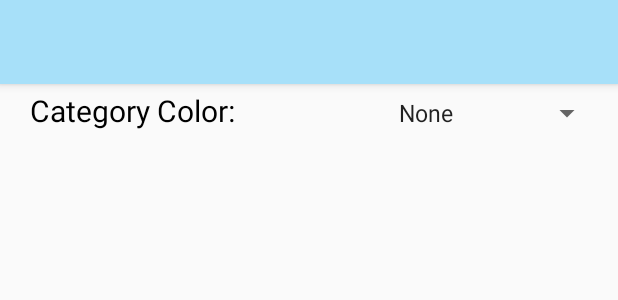
After one commit to jguertl/SWWM, an Android app: the layout activity_setting.xml on its own in the app's theme, with its tools: preview values and no code run, on a phone screen of 412 x 824 dp. The commit adds this screen. Shown: the top 300 px of the screen. Run offline under Robolectric (Android 15) with nearby library versions, the phone set to English and light mode, and no system bars.

Commit message:
[GO, JG] update settings

```diff
--- a/app/build.gradle
+++ b/app/build.gradle
@@ -39,5 +39,6 @@ dependencies {
     compile 'com.android.support.constraint:constraint-layout:1.0.2'
     compile 'com.android.support:design:25.3.1'
     compile 'com.android.support:support-vector-drawable:25.3.1'
+    compile 'com.android.support:support-v4:25.3.1'
     testCompile 'junit:junit:4.12'
 }
--- a/app/src/main/java/at/sw2017/todo4u/CategoryListActivity.java
+++ b/app/src/main/java/at/sw2017/todo4u/CategoryListActivity.java
@@ -2,6 +2,7 @@ package at.sw2017.todo4u;
 
 import android.content.Intent;
 import android.os.Bundle;
+import android.provider.Contacts;
 import android.support.v7.app.AppCompatActivity;
 import android.support.v7.widget.SearchView;
 import android.support.v7.widget.Toolbar;
@@ -75,6 +76,9 @@ public class CategoryListActivity extends AppCompatActivity implements SearchVie
             startActivity(homeIntent);
         } else if (id == R.id.bt_search_category) {
             return true;
+        } else if (id == R.id.bt_settings) {
+            Intent homeIntent = new Intent(CategoryListActivity.this, SettingActivity.class);
+            startActivity(homeIntent);
         }
 
         return super.onOptionsItemSelected(item);
--- /dev/null
+++ b/app/src/main/res/layout/activity_setting.xml
@@ -0,0 +1,67 @@
+<?xml version="1.0" encoding="utf-8"?>
+<android.support.design.widget.CoordinatorLayout xmlns:android="http://schemas.android.com/apk/res/android"
+    xmlns:app="http://schemas.android.com/apk/res-auto"
+    xmlns:tools="http://schemas.android.com/tools"
+    android:layout_width="match_parent"
+    android:layout_height="match_parent">
+
+    <android.support.design.widget.AppBarLayout
+        android:layout_width="match_parent"
+        android:layout_height="wrap_content"
+        android:theme="@style/AppTheme.AppBarOverlay">
+
+        <android.support.v7.widget.Toolbar
+            android:id="@+id/toolbar"
+            android:layout_width="match_parent"
+            android:layout_height="?attr/actionBarSize"
+            android:background="?attr/colorPrimary"
+            app:popupTheme="@style/AppTheme.PopupOverlay" />
+
+    </android.support.design.widget.AppBarLayout>
+
+    <TableLayout
+        android:layout_width="match_parent"
+        android:layout_height="match_parent"
+        android:paddingLeft="20dp"
+        android:paddingRight="10dp"
+        android:paddingTop="60dp"
+        tools:layout_editor_absoluteX="8dp"
+        tools:layout_editor_absoluteY="8dp">
+
+        <TableRow
+            android:layout_width="match_parent"
+            android:layout_height="match_parent" >
+
+            <TextView
+                android:id="@+id/textView"
+                android:layout_width="wrap_content"
+                android:layout_height="wrap_content"
+                android:text="Category Color: "
+                android:textColor="@android:color/black"
+                android:textSize="20sp"
+                android:layout_weight="7"/>
+
+            <Spinner
+                android:id="@+id/spinner"
+                android:layout_width="match_parent"
+                android:layout_height="wrap_content"
+                android:layout_weight="3"
+                android:entries="@array/colors_array"
+                android:prompt="@string/color_prompt"
+                android:textSize="20sp" />
+        </TableRow>
+
+        <TableRow
+            android:layout_width="match_parent"
+            android:layout_height="match_parent">
+
+            <TextView
+                android:id="@+id/textView9"
+                android:layout_width="wrap_content"
+                android:layout_height="wrap_content" />
+        </TableRow>
+
+    </TableLayout>
+
+
+</android.support.design.widget.CoordinatorLayout>
--- a/app/src/main/res/values/strings.xml
+++ b/app/src/main/res/values/strings.xml
@@ -30,4 +30,12 @@
     <string name="task_attr_dueDate">Due Date</string>
     <string name="task_attr_reminderDate">Reminder Date</string>
     <string name="task_attr_progress">Progress</string>
+    <string name="title_activity_setting">SettingActivity</string>
+
+    <string name="color_prompt">Choose color style</string>
+    <string-array name="colors_array">
+        <item>None</item>
+        <item>Colorful</item>
+        <item>Gray and White</item>
+    </string-array>
 </resources>
```
Also changed, not shown: app/src/main/AndroidManifest.xml (+5 -2 lines), app/src/main/java/at/sw2017/todo4u/SettingActivity.java (added, +113 -0 lines), app/src/main/java/at/sw2017/todo4u/adapter/CategoryAdapter.java (+22 -13 lines), app/src/main/java/at/sw2017/todo4u/database/SettingDataSource.java (added, +50 -0 lines), app/src/main/java/at/sw2017/todo4u/model/Setting.java (added, +44 -0 lines), app/src/main/res/drawable/ic_info_black_24dp.xml (added, +9 -0 lines), app/src/main/res/drawable/ic_notifications_black_24dp.xml (added, +9 -0 lines), app/src/main/res/drawable/ic_sync_black_24dp.xml (added, +9 -0 lines).
